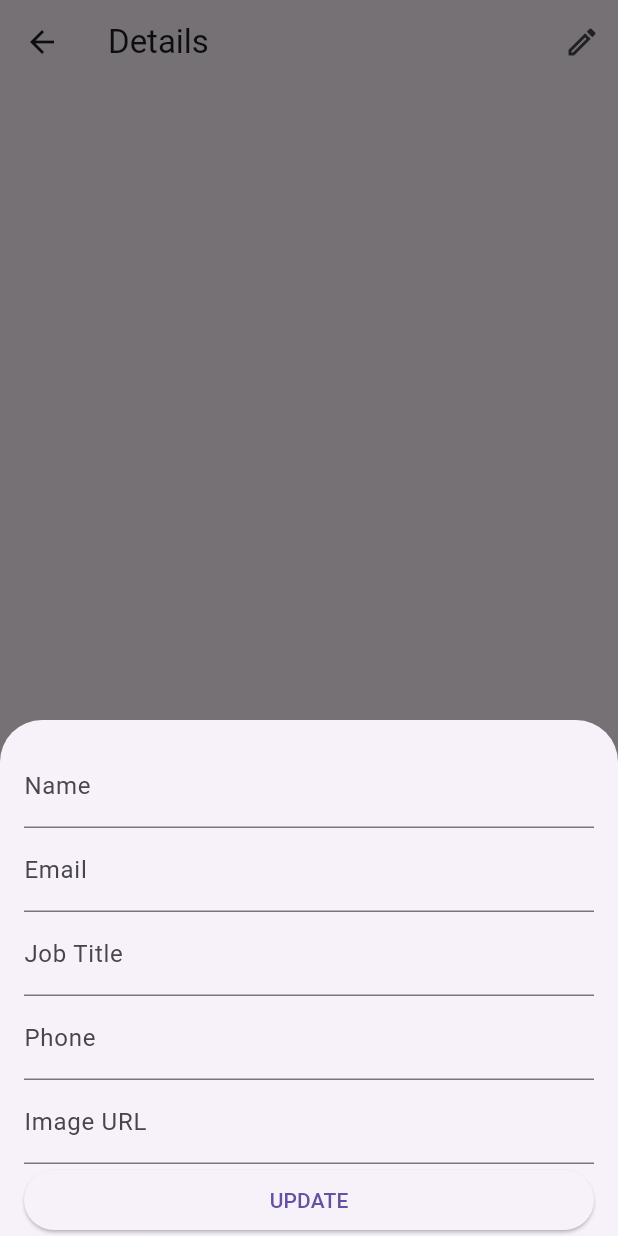
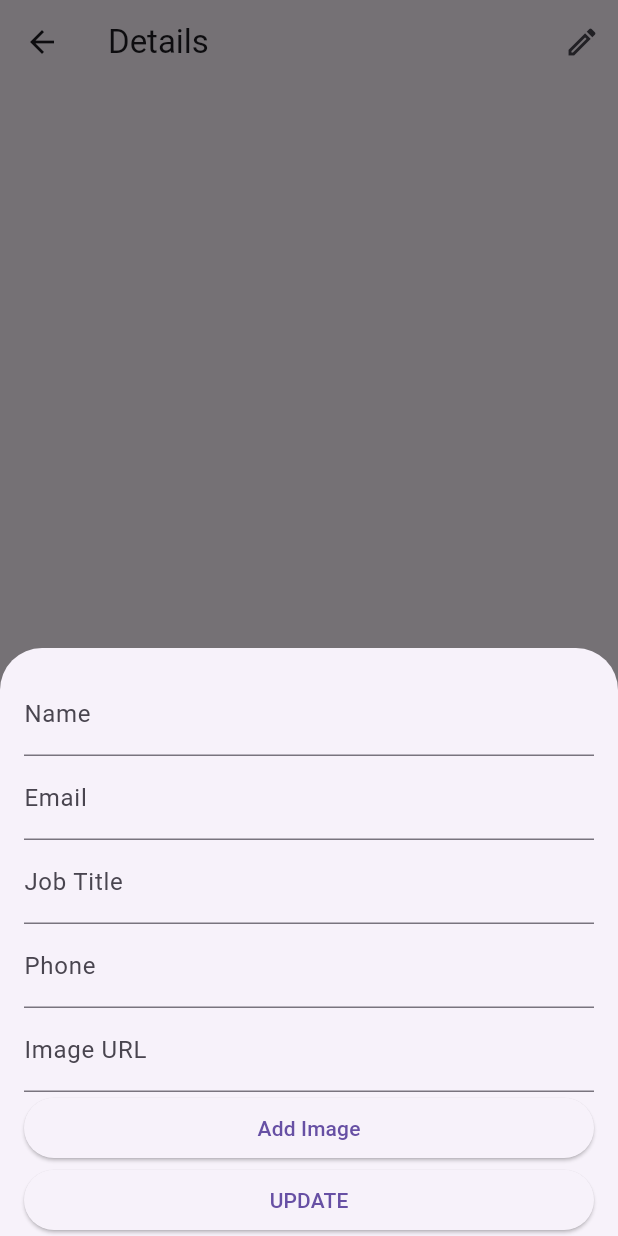
Before and after one commit to alesta94/employeemanagerFlutter, a Flutter app: the EmployeeDetailsPage screen opened directly with empty values, after a tap on the "edit" icon, on a phone screen of 412 x 824 dp. Run offline on Flutter 3.47's test engine with Material 3 defaults, Android fonts, the phone set to English and light mode, and no system bars; our stand-ins replace image_picker; network calls fail.

Commit message:
phone format for phonebox

```diff
--- a/lib/modal/add_employee_modal.dart
+++ b/lib/modal/add_employee_modal.dart
@@ -1,6 +1,7 @@
 // create a new file, e.g., add_employee_modal.dart
 
 import 'package:flutter/material.dart';
+import 'package:flutter/services.dart';
 import 'package:flutter_with_spring_boot/model/employee.dart';
 import 'package:flutter_with_spring_boot/services/employee_service.dart';
 import 'package:image_picker/image_picker.dart';
@@ -22,6 +23,7 @@ class _AddEmployeeModalState extends State<AddEmployeeModal> {
   final TextEditingController jobTitleController = TextEditingController();
   final TextEditingController phoneController = TextEditingController();
   final TextEditingController imageUrlController = TextEditingController();
+  final TextInputFormatter phoneFormatter = FilteringTextInputFormatter.digitsOnly;
 
   @override
   Widget build(BuildContext context) {
@@ -51,6 +53,8 @@ class _AddEmployeeModalState extends State<AddEmployeeModal> {
               ),
               TextFormField(
                 controller: phoneController,
+                keyboardType: TextInputType.phone,
+                inputFormatters: [phoneFormatter],
                 decoration: InputDecoration(labelText: 'Phone'),
               ),
               GestureDetector(
--- a/lib/modal/update_employee_modal.dart
+++ b/lib/modal/update_employee_modal.dart
@@ -2,6 +2,7 @@ import 'package:flutter/material.dart';
 import 'package:flutter_with_spring_boot/model/employee.dart';
 import 'package:flutter_with_spring_boot/services/employee_service.dart';
 import 'package:image_picker/image_picker.dart';
+import 'package:flutter/services.dart';
 
 class UpdateEmployeeModal extends StatefulWidget {
   final Function(Employee) onEmployeeUpdated;
@@ -25,11 +26,11 @@ class _UpdateEmployeeModalState extends State<UpdateEmployeeModal> {
   final TextEditingController jobTitleController = TextEditingController();
   final TextEditingController phoneController = TextEditingController();
   final TextEditingController imageUrlController = TextEditingController();
+  final TextInputFormatter phoneFormatter = FilteringTextInputFormatter.digitsOnly;
 
   @override
   void initState() {
     super.initState();
-    // Set initial values based on the existing employee
     nameController.text = widget.existingEmployee.name;
     emailController.text = widget.existingEmployee.email;
     jobTitleController.text = widget.existingEmployee.jobTitle;
@@ -65,16 +66,19 @@ class _UpdateEmployeeModalState extends State<UpdateEmployeeModal> {
               ),
               TextFormField(
                 controller: phoneController,
+                keyboardType: TextInputType.phone,
+                inputFormatters: [phoneFormatter],
                 decoration: InputDecoration(labelText: 'Phone'),
               ),
-              GestureDetector(
-                onTap: () async {
+              TextFormField(
+                controller: imageUrlController,
+                decoration: InputDecoration(labelText: 'Image URL'),
+              ),
+              ElevatedButton(
+                onPressed: () async {
                   await _showImageUrlDialog(context);
                 },
-                child: TextFormField(
-                  controller: imageUrlController,
-                  decoration: InputDecoration(labelText: 'Image URL'),
-                ),
+                child: Text("Add Image"),
               ),
               ElevatedButton(
                 onPressed: () async {
--- a/lib/widget/employee_list_screen.dart
+++ b/lib/widget/employee_list_screen.dart
@@ -1,5 +1,3 @@
-// employee_list_screen.dart
-
 import 'package:flutter/material.dart';
 import 'package:flutter_with_spring_boot/model/employee.dart';
 import 'package:flutter_with_spring_boot/services/employee_service.dart';
```
